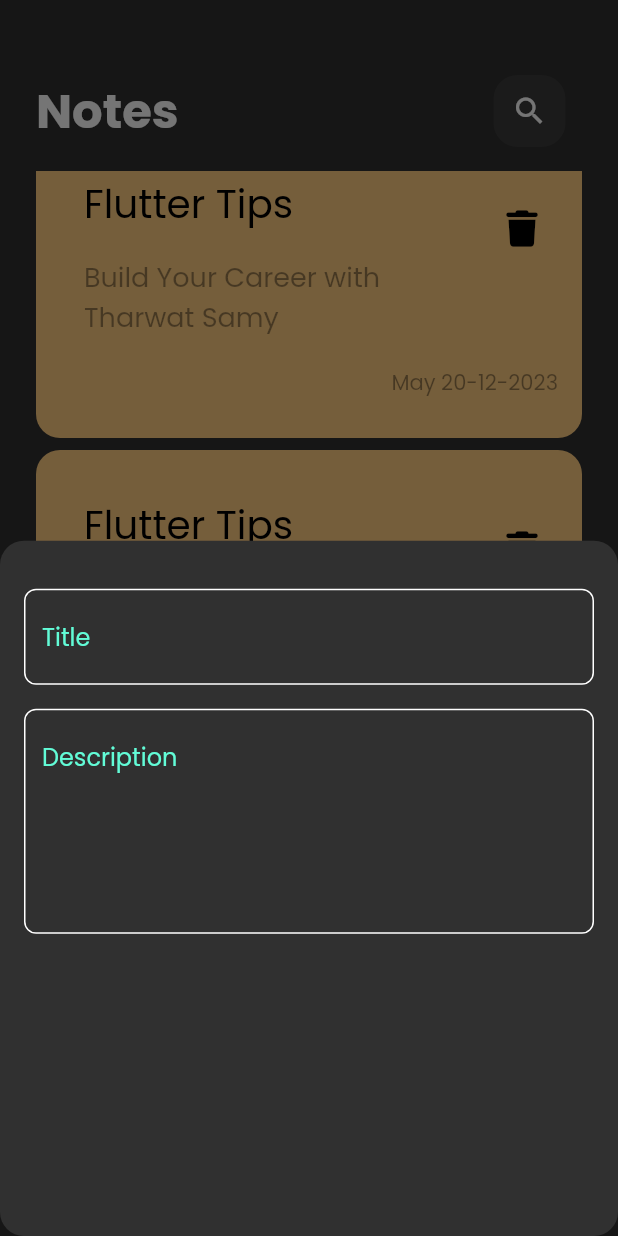
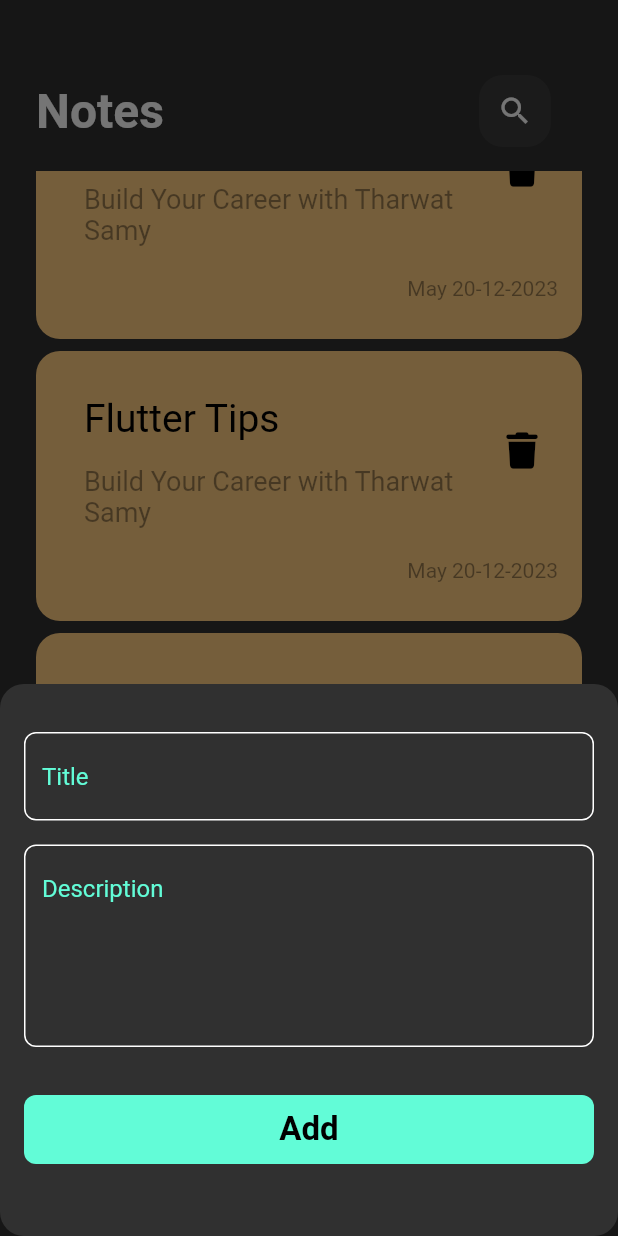
Before and after one commit to ramywael/Notes_App, a Flutter app: the screen it shows after launch, scrolled down 3456 dp, after a tap on the "add" icon, on a phone screen of 412 x 824 dp. Run offline on Flutter 3.47's test engine with Material 2 defaults, Android fonts, the phone set to English and light mode, and no system bars; our stand-ins replace font_awesome_flutter.

Commit message:
Creating The note_edit_view_body and push it from the custom_note_item.dart

```diff
--- a/lib/main.dart
+++ b/lib/main.dart
@@ -1,5 +1,6 @@
 import 'package:flutter/material.dart';
 import 'package:notes_app/views/Notes_view.dart';
+import 'package:notes_app/widgets/notes_edit_view_body.dart';
 
 void main() {
   runApp(NotesApp());
@@ -10,6 +11,9 @@ class NotesApp extends StatelessWidget {
   @override
   Widget build(BuildContext context) {
     return  MaterialApp(
+      routes: {
+        NotesEditViewBody.routeName: (context) => const  NotesEditViewBody(),
+      },
       debugShowCheckedModeBanner: false,
      // theme: ThemeData.dark(), ///this is the darktheme in the app
      theme: ThemeData(brightness:Brightness.dark,fontFamily: 'Poppins'), // to control the app theme responsively
--- /dev/null
+++ b/lib/views/Notrs_edit_view.dart
@@ -0,0 +1,12 @@
+import 'package:flutter/material.dart';
+import 'package:notes_app/widgets/notes_edit_view_body.dart';
+
+class NotesEditView extends StatelessWidget {
+  const NotesEditView({super.key});
+
+
+  @override
+  Widget build(BuildContext context) {
+    return const NotesEditViewBody();
+  }
+}
--- a/lib/widgets/add_buttom_sheet.dart
+++ b/lib/widgets/add_buttom_sheet.dart
@@ -1,4 +1,5 @@
 import 'package:flutter/material.dart';
+import 'package:notes_app/widgets/custom_botton.dart';
 import 'package:notes_app/widgets/custom_text_field.dart';
 
 class AddBottomSheet extends StatelessWidget {
@@ -8,8 +9,10 @@ class AddBottomSheet extends StatelessWidget {
   Widget build(BuildContext context) {
     return const Padding(
       padding: EdgeInsets.symmetric(vertical: 32, horizontal: 16),
+      child: SingleChildScrollView(
+        physics: ClampingScrollPhysics(),
         child: Column(
-        // the container is inside the bottomsheet not the reverse
+          // the container is inside the bottom-sheet not the reverse
           children: [
             CustomTextField(
               hint: "Title",
@@ -21,7 +24,15 @@ class AddBottomSheet extends StatelessWidget {
               hint: "Description",
               maxLines: 5,
             ),
+            SizedBox(
+              height: 32,
+            ),
+            CustomButton(),
+            SizedBox(
+              height: 16,
+            ),
           ],
+        ),
       ),
     );
   }
--- a/lib/widgets/custom_app_bar.dart
+++ b/lib/widgets/custom_app_bar.dart
@@ -8,7 +8,7 @@ class CustomAppBar extends StatelessWidget {
 
   @override
   Widget build(BuildContext context) {
-    return Row(
+    return  const Row(
       children: [
         Text(
           "Notes",
--- /dev/null
+++ b/lib/widgets/custom_botton.dart
@@ -0,0 +1,31 @@
+
+import 'package:flutter/material.dart';
+import 'package:notes_app/widgets/constants/contant_color.dart';
+
+class CustomButton extends StatelessWidget {
+  const CustomButton({super.key});
+
+  @override
+  Widget build(BuildContext context) {
+    return  Container(
+      width: MediaQuery.of(context).size.width,// it will take the width of the screen which will make it responsive
+      decoration: BoxDecoration(
+        color: kConstantPrimaryColor,
+        borderRadius: BorderRadius.circular(8)
+      ),
+      child:const Center(
+        child:  Padding(
+          padding: EdgeInsets.symmetric(vertical: 10),
+          child: Text(
+            "Add",
+            style: TextStyle(
+              color: Colors.black,
+              fontSize: 22,
+              fontWeight: FontWeight.bold,
+            ),
+          ),
+        ),
+      ),
+    );
+  }
+}
--- a/lib/widgets/custom_note_item.dart
+++ b/lib/widgets/custom_note_item.dart
@@ -1,16 +1,21 @@
 
 import 'package:flutter/material.dart';
 import 'package:font_awesome_flutter/font_awesome_flutter.dart';
+import 'package:notes_app/widgets/notes_edit_view_body.dart';
 
 class CustomNoteItem extends StatelessWidget {
   const CustomNoteItem({super.key});
 
   @override
   Widget build(BuildContext context) {
-    return  Container(
+    return  GestureDetector(
+      onTap: () {
+        Navigator.pushNamed(context, NotesEditViewBody.routeName);
+      },
+      child: Container(
         decoration:  BoxDecoration(
           borderRadius: BorderRadius.circular(16),
-        color:Color(0xffFFCC80)
+          color: const Color(0xffFFCC80)
         ),
         child: Padding(
           padding: const EdgeInsets.only(bottom: 26,left: 16,top: 26),
@@ -36,7 +41,6 @@ class CustomNoteItem extends StatelessWidget {
                   ),
                 ),
                 trailing: IconButton(onPressed: () {
-
                 },icon: const Icon(
                   FontAwesomeIcons.trash,
                   color: Colors.black,
@@ -56,6 +60,7 @@ class CustomNoteItem extends StatelessWidget {
             ],
           ),
         ),
+      ),
     );
   }
 }
--- /dev/null
+++ b/lib/widgets/notes_edit_view_body.dart
@@ -0,0 +1,12 @@
+
+import 'package:flutter/material.dart';
+
+class NotesEditViewBody extends StatelessWidget {
+  const NotesEditViewBody({super.key});
+  static String routeName = '/notes_edit_view_body';
+
+  @override
+  Widget build(BuildContext context) {
+    return const  Scaffold();
+  }
+}
--- a/lib/widgets/notes_view_body.dart
+++ b/lib/widgets/notes_view_body.dart
@@ -1,6 +1,6 @@
 import 'package:flutter/material.dart';
 import 'package:notes_app/widgets/custom_app_bar.dart';
-import 'package:notes_app/widgets/custom_notes_list.dart';
+import 'package:notes_app/widgets/notes_list.dart';
 
 class NotesViewBody extends StatelessWidget {
   const NotesViewBody({
--- a/pubspec.yaml
+++ b/pubspec.yaml
@@ -75,10 +75,6 @@ flutter:
   # "family" key with the font family name, and a "fonts" key with a
   # list giving the asset and other descriptors for the font. For
   # example:
-  fonts:
-    - family: Poppins
-      fonts:
-        - asset: assets/fonts/
   #   - family: Trajan Pro
   #     fonts:
   #       - asset: fonts/TrajanPro.ttf
```
Also changed, not shown: lib/widgets/notes_list.dart (renamed from lib/widgets/custom_notes_list.dart). Lines whose indentation alone changed are shown as unchanged.
